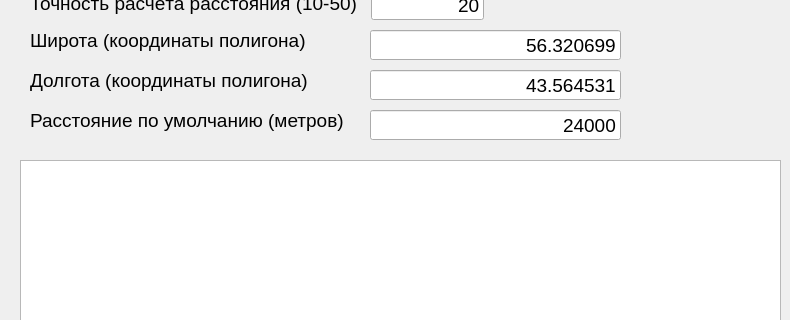
Above: main_window.ui from IPIvliev/mag_delivery_py before the change; both pictures show x 0 to 790 and y 130 to 450 of the 790 by 850 pixel window. Below: the same form after it.
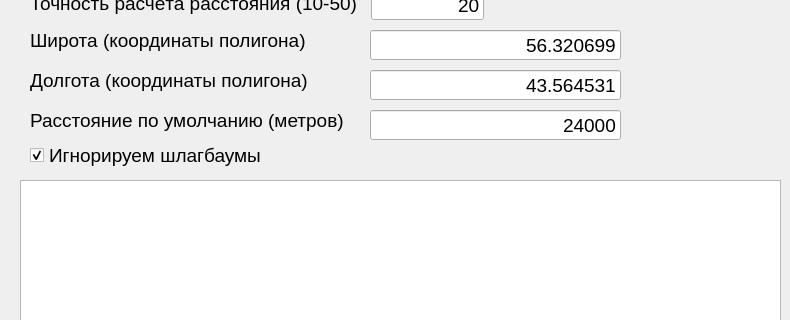
That is the form after the change.

```diff
--- a/main_window.ui
+++ b/main_window.ui
@@ -64,9 +64,9 @@
     <property name="geometry">
      <rect>
       <x>20</x>
-      <y>290</y>
+      <y>310</y>
       <width>761</width>
-      <height>491</height>
+      <height>471</height>
      </rect>
     </property>
    </widget>
@@ -318,6 +318,33 @@
      <set>Qt::AlignRight|Qt::AlignTrailing|Qt::AlignVCenter</set>
     </property>
    </widget>
+   <widget class="QCheckBox" name="checkBox">
+    <property name="geometry">
+     <rect>
+      <x>30</x>
+      <y>270</y>
+      <width>291</width>
+      <height>31</height>
+     </rect>
+    </property>
+    <property name="font">
+     <font>
+      <pointsize>14</pointsize>
+     </font>
+    </property>
+    <property name="text">
+     <string>Игнорируем шлагбаумы</string>
+    </property>
+    <property name="iconSize">
+     <size>
+      <width>24</width>
+      <height>24</height>
+     </size>
+    </property>
+    <property name="checked">
+     <bool>true</bool>
+    </property>
+   </widget>
   </widget>
   <widget class="QStatusBar" name="statusbar"/>
  </widget>
```
